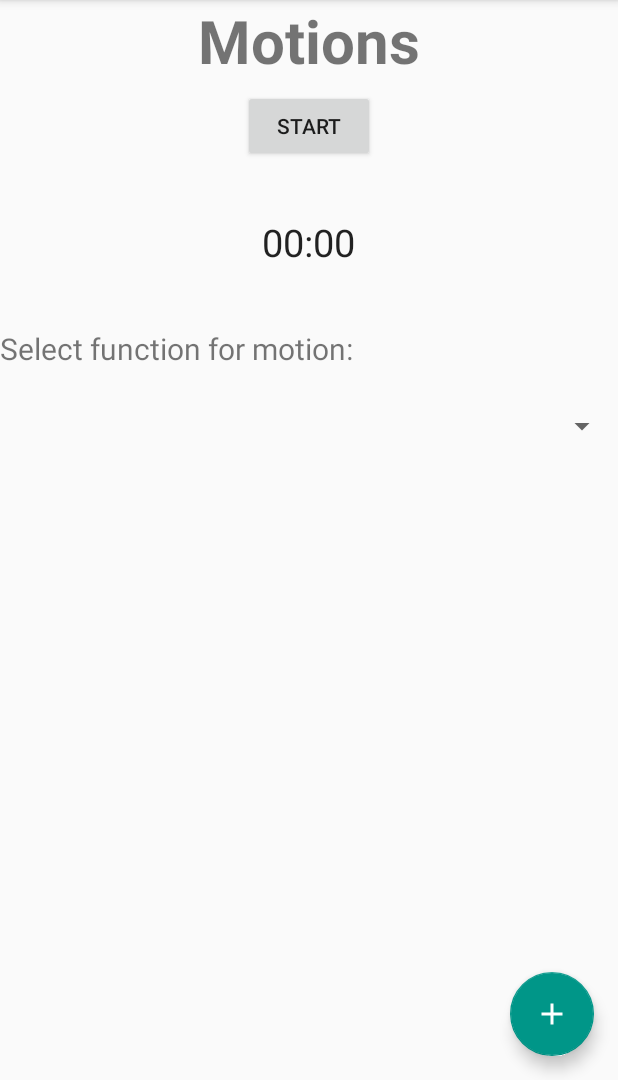
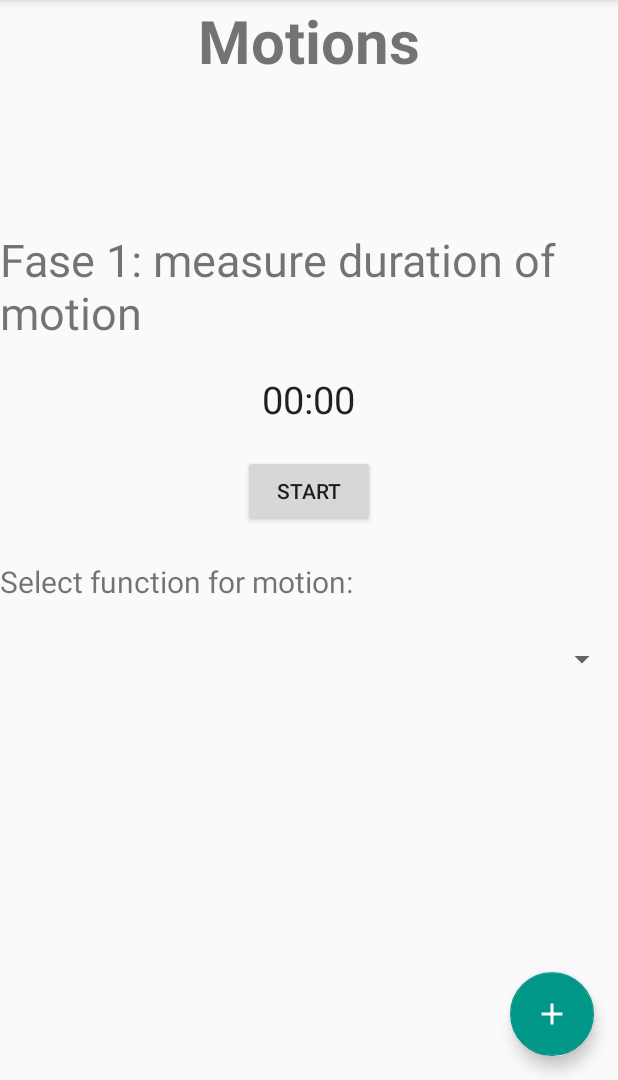
Before and after one commit to NgoclanTran/alarm, an Android app: the screen it shows after launch (MainActivity), tab 2 chosen, on a phone screen of 412 x 824 dp, the part 156-1236 px from its top. Run offline under Robolectric (Android 15) with nearby library versions, the phone set to English and light mode, and no system bars.

Commit message:
working on motion

```diff
--- a/app/src/main/java/com/example/minaris/alarm/MotionFragment.java
+++ b/app/src/main/java/com/example/minaris/alarm/MotionFragment.java
@@ -1,6 +1,7 @@
 package com.example.minaris.alarm;
 
 import android.annotation.TargetApi;
+import android.content.Context;
 import android.os.Build;
 import android.os.Bundle;
 import android.support.v4.app.Fragment;
@@ -9,8 +10,14 @@ import android.view.View;
 import android.view.ViewGroup;
 import android.widget.Button;
 import android.widget.Chronometer;
+import android.widget.TextView;
 
 import com.gc.materialdesign.views.ButtonRectangle;
+
+import info.augury.devicegesturelib.Axis;
+import info.augury.devicegesturelib.CompareMode;
+import info.augury.devicegesturelib.DeviceGestureLibrary;
+import info.augury.devicegesturelib.DeviceGestureModel;
 
 /**
  * Created by jodeneve on 23/11/2016.
@@ -36,16 +43,19 @@ public class MotionFragment extends Fragment {
         hasStarted = false;
         isFase1 = true;
         final Button startStopButton = (Button) view.findViewById(R.id.startStopButton);
-//        chronometer = new Chronometer(this);
+        final TextView motionStatus = view.findViewById(R.id.motionStatus);
+        motionStatus.setText("Fase 1: measure duration of motion");
+      //  chronometer = new Chronometer(this);
 
- /*       startStopButton.setOnClickListener(new View.OnClickListener() {
+      startStopButton.setOnClickListener(new View.OnClickListener() {
             @TargetApi(Build.VERSION_CODES.M)
             @Override
             public void onClick(View v) {
                 long elapsedTime = 0;
 
-                 Eerste fase, bepaal hoe lang een beweging duurt
-                 Button staat op "START"
+
+                // Eerste fase, bepaal hoe lang een beweging duurt
+                // Button staat op "START"
 
                 if(!hasStarted && isFase1) {
                     startStopButton.setText("Stop");
@@ -55,8 +65,8 @@ public class MotionFragment extends Fragment {
                 }
 
 
-                Eerste fase, bepaal hoe lang een beweging duurt
-                Button staat op "STOP"
+               // Eerste fase, bepaal hoe lang een beweging duurt
+               // Button staat op "STOP"
 
                 if(hasStarted && isFase1){
                     startStopButton.setText("Start");
@@ -68,13 +78,14 @@ public class MotionFragment extends Fragment {
                 }
 
 
-                Tweede fase, beweging registreren
-                Button staat op "START"
+               // Tweede fase, beweging registreren
+               // Button staat op "START"
 
                 if(!hasStarted && !isFase1){
+                    motionStatus.setText("Fase 2: record gesture");
                     startStopButton.setText("STOP");
                     //zelf stoppen wanneer tijd om is
-                    registerMotion();
+                    registerMotion(v.getContext());
 
                 }
 
@@ -86,10 +97,38 @@ public class MotionFragment extends Fragment {
 
 
         });
-        */
+
         return view;
     }
 
-    private void registerMotion(){
+    private void registerMotion(Context context){
+        // Action to record data
+        DataReceiver receiver = new DataReceiver();
+        long interval = 50*1000000; // TODO duration convert to ms
+        int count = 1; // TODO  is dit nodig?
+
+        DeviceGestureLibrary.recordGesture(context, interval, count, receiver);
+
+        // Create axis for gesture model
+        float[] frontAxisRecord = {1,2,3,4,5};
+        float requiredProximity = 0.72f; // threshold for detection
+        CompareMode mode = CompareMode.Flattened; // Mode of axis data comparison
+        Axis frontAxis = new Axis(frontAxisRecord,requiredProximity,mode);
+
+        float[] sideAxisRecord = {1,2,3,4,5};
+        Axis sideAxis = new Axis(sideAxisRecord,requiredProximity,mode);
+
+        float[] vertAxisRecord = {1,2,3,4,5};
+        Axis vertAxis = new Axis(vertAxisRecord,requiredProximity,mode);
+
+        int id = 100;
+        // Gestude id
+        long cooldown = 1000 * 1000000; //Idleness interval after detection event in nanoseconds (1000ms)
+        long deviation = 200 * 1000000; //Possible deviation of total duration in nanoseconds (200ms)
+
+        DeviceGestureModel model = new DeviceGestureModel(id, frontAxis, sideAxis, vertAxis, interval, cooldown, deviation);
+
+
+        //TODO ADD TO DATABASE
     }
 }
--- a/app/src/main/res/layout/fragment_motion.xml
+++ b/app/src/main/res/layout/fragment_motion.xml
@@ -12,14 +12,6 @@
         android:textStyle="bold"
         android:layout_centerHorizontal="true" />
 
-    <Button
-        android:text="Start"
-        android:layout_width="wrap_content"
-        android:layout_height="wrap_content"
-        android:id="@+id/startStopButton"
-        android:layout_marginTop="60dp"
-        android:layout_centerHorizontal="true" />
-
     <Spinner
         android:layout_width="match_parent"
         android:layout_height="wrap_content"
@@ -29,22 +21,42 @@
         android:layout_marginTop="26dp"
         android:id="@+id/spinner" />
 
-    <Chronometer
-        android:textSize="25dp"
-        android:layout_width="wrap_content"
-        android:layout_height="wrap_content"
-        android:layout_below="@+id/startStopButton"
-        android:layout_centerHorizontal="true"
-        android:layout_marginTop="36dp"
-        android:id="@+id/chronometer2" />
-
     <TextView
         android:text="Select function for motion:"
         android:textSize="20dp"
         android:layout_width="wrap_content"
         android:layout_height="wrap_content"
-        android:layout_marginTop="40dp"
         android:id="@+id/motionSelectText"
-        android:layout_below="@+id/chronometer2" />
+        android:layout_centerVertical="true"
+        android:layout_alignParentLeft="true"
+        android:layout_alignParentStart="true" />
+
+    <Button
+        android:text="Start"
+        android:layout_width="wrap_content"
+        android:layout_height="wrap_content"
+        android:id="@+id/startStopButton"
+        android:layout_above="@+id/spinner"
+        android:layout_centerHorizontal="true"
+        android:layout_marginBottom="50dp" />
+
+    <Chronometer
+        android:textSize="25dp"
+        android:layout_width="wrap_content"
+        android:layout_height="wrap_content"
+        android:id="@+id/chrono"
+        android:layout_marginBottom="20dp"
+        android:layout_above="@+id/startStopButton"
+        android:layout_centerHorizontal="true" />
+
+    <TextView
+        android:text="Fase 1"
+        android:layout_width="wrap_content"
+        android:layout_height="wrap_content"
+        android:textSize="30dp"
+        android:id="@+id/motionStatus"
+        android:layout_above="@+id/chrono"
+        android:layout_marginBottom="20dp"
+        android:layout_centerHorizontal="true" />
 
 </RelativeLayout>
```
Also changed, not shown: 5 other files.
